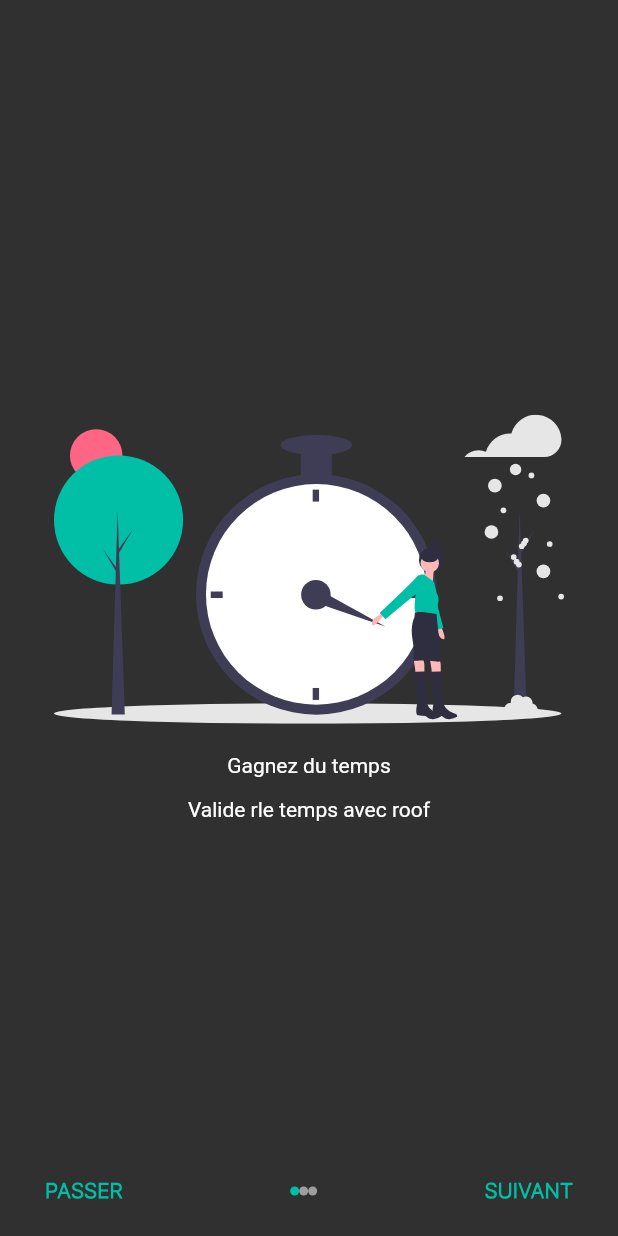
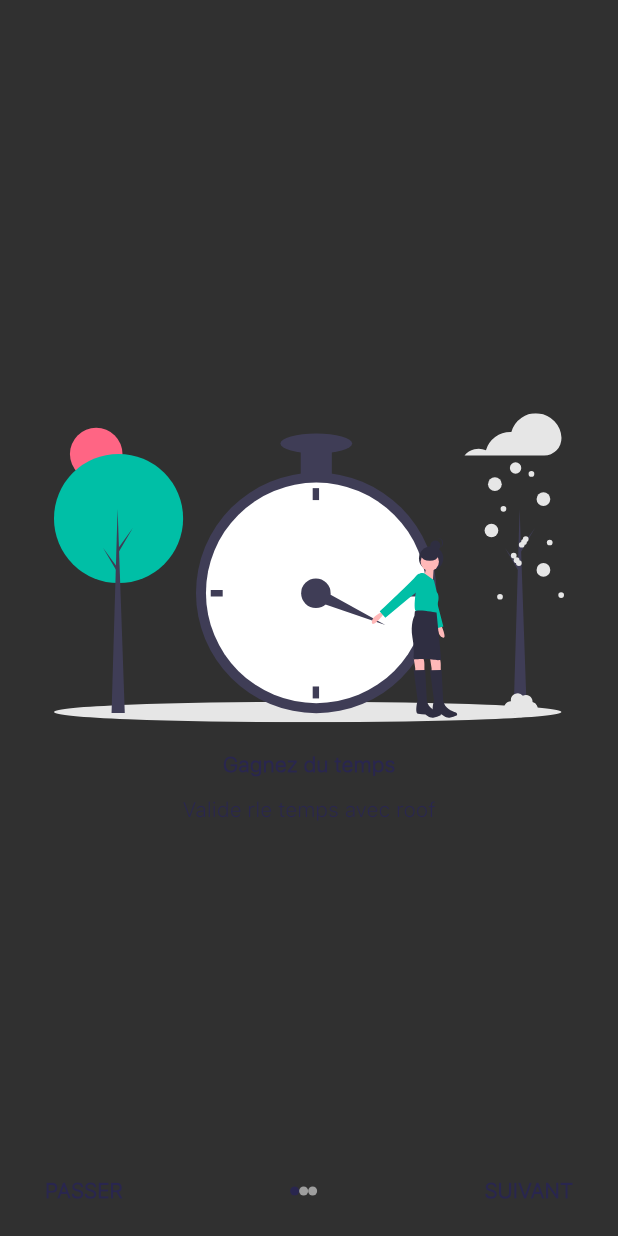
Before and after one commit to MiguelYann/RooforAll, a Flutter app: the ScreenSplash screen opened directly, on a phone screen of 412 x 824 dp. Run offline on Flutter 3.47's test engine with Material 2 defaults, Android fonts, the phone set to English and light mode, and no system bars; our stand-ins replace dio, flutter_svg, shared_preferences; missing offline and left inert: day_night_switch; accounts and stored records are empty.

Commit message:
(design) Add new color

```diff
--- a/lib/ui/pages/screen_splash.dart
+++ b/lib/ui/pages/screen_splash.dart
@@ -3,6 +3,7 @@ import 'dart:io';
 import 'package:flutter/material.dart';
 import 'package:flutter_svg/svg.dart';
 import 'package:rooforall/data/models/slider_item.dart';
+import 'package:rooforall/ui/pages/login.dart';
 import 'package:rooforall/ui/resources/utils/utils.dart';
 import 'package:rooforall/ui/resources/widgets/slider_screen_splash.dart';
 
@@ -30,7 +31,7 @@ class _ScreenSplashState extends State<ScreenSplash> {
       decoration: BoxDecoration(
           borderRadius: BorderRadius.circular(40),
           border: Border.all(style: BorderStyle.none),
-          color: isCurrentPage ? Utils.colorFromHex("#00BFA6") : Colors.grey),
+          color: isCurrentPage ? Utils.colorFromHex("#29264E") : Colors.grey),
     );
   }
 
@@ -86,7 +87,7 @@ class _ScreenSplashState extends State<ScreenSplash> {
                       'PASSER',
                       style: TextStyle(
                           fontFamily: fontText,
-                          color: Utils.colorFromHex("#00BFA6"),
+                          color: Utils.colorFromHex("#29264E"),
                           fontWeight: FontWeight.bold),
                     ),
                   ),
@@ -108,14 +109,21 @@ class _ScreenSplashState extends State<ScreenSplash> {
                       'SUIVANT',
                       style: TextStyle(
                           fontFamily: fontText,
-                          color: Utils.colorFromHex("#00BFA6"),
+                          color: Utils.colorFromHex("#29264E"),
                           fontWeight: FontWeight.bold),
                     ),
                   )
                 ],
               ),
             )
-          : Container(
+          : InkWell(
+              onTap: () {
+                Navigator.push(
+                    context,
+                    MaterialPageRoute(
+                        builder: (BuildContext context) => Login()));
+              },
+              child: Container(
                 alignment: Alignment.center,
                 height: 90,
                 width: MediaQuery.of(context).size.width,
@@ -123,12 +131,13 @@ class _ScreenSplashState extends State<ScreenSplash> {
                   'COMMENCER',
                   style: TextStyle(
                       color: Colors.white,
-                    fontSize: 15,
+                      fontSize: 20,
                       fontFamily: fontText,
                       fontWeight: FontWeight.bold),
                 ),
                 color: Utils.colorFromHex("#00BFA6"),
               ),
+            ),
     );
   }
 }
--- a/lib/ui/resources/widgets/slider_screen_splash.dart
+++ b/lib/ui/resources/widgets/slider_screen_splash.dart
@@ -1,5 +1,6 @@
 import 'package:flutter/material.dart';
 import 'package:flutter_svg/svg.dart';
+import 'package:rooforall/ui/resources/utils/utils.dart';
 
 class SliderScreenSplash extends StatelessWidget {
   final String imagePath;
@@ -9,6 +10,9 @@ class SliderScreenSplash extends StatelessWidget {
   SliderScreenSplash({this.imagePath, this.description, this.title});
   @override
   Widget build(BuildContext context) {
+    const fontText = 'SFPro';
+    Color color = Utils.colorFromHex("#29264E");
+
     return Container(
       child: Column(
         mainAxisAlignment: MainAxisAlignment.center,
@@ -20,11 +24,18 @@ class SliderScreenSplash extends StatelessWidget {
           SizedBox(
             height: 20,
           ),
-          Text(title),
+          Text(
+            title,
+            style: TextStyle(
+              color: color,
+              fontFamily: fontText,
+              fontWeight: FontWeight.bold
+            ),
+          ),
           SizedBox(
             height: 13,
           ),
-          Text(description)
+          Text(description, style: TextStyle(fontFamily: fontText, color: color))
         ],
       ),
     );
```
Also changed, not shown: 4 other files. Lines whose indentation alone changed are shown as unchanged.
